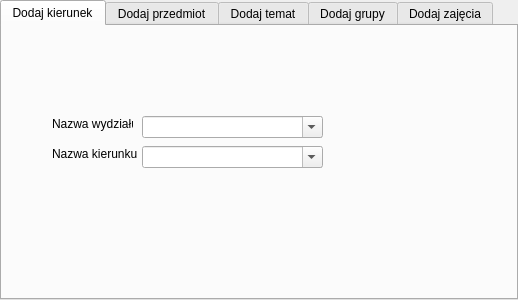
Qt form Iris_recognition/tabwidget.ui (kn65op/inzynierka) before a commit.
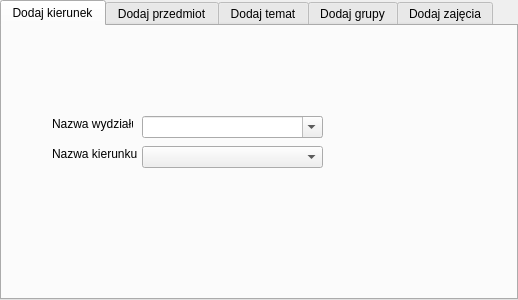
The same form after that commit. The open tabs and pages were chosen to show the change.

```diff
--- a/Iris_recognition/tabwidget.ui
+++ b/Iris_recognition/tabwidget.ui
@@ -53,7 +53,7 @@
     <property name="geometry">
      <rect>
       <x>140</x>
-      <y>120</y>
+      <y>90</y>
       <width>181</width>
       <height>22</height>
      </rect>
@@ -66,14 +66,11 @@
     <property name="geometry">
      <rect>
       <x>140</x>
-      <y>90</y>
+      <y>120</y>
       <width>181</width>
       <height>22</height>
      </rect>
     </property>
-    <property name="editable">
-     <bool>true</bool>
-    </property>
    </widget>
   </widget>
   <widget class="QWidget" name="tab">
```
Left out of the diff: 4 changed lines with no effect on the pictures.
